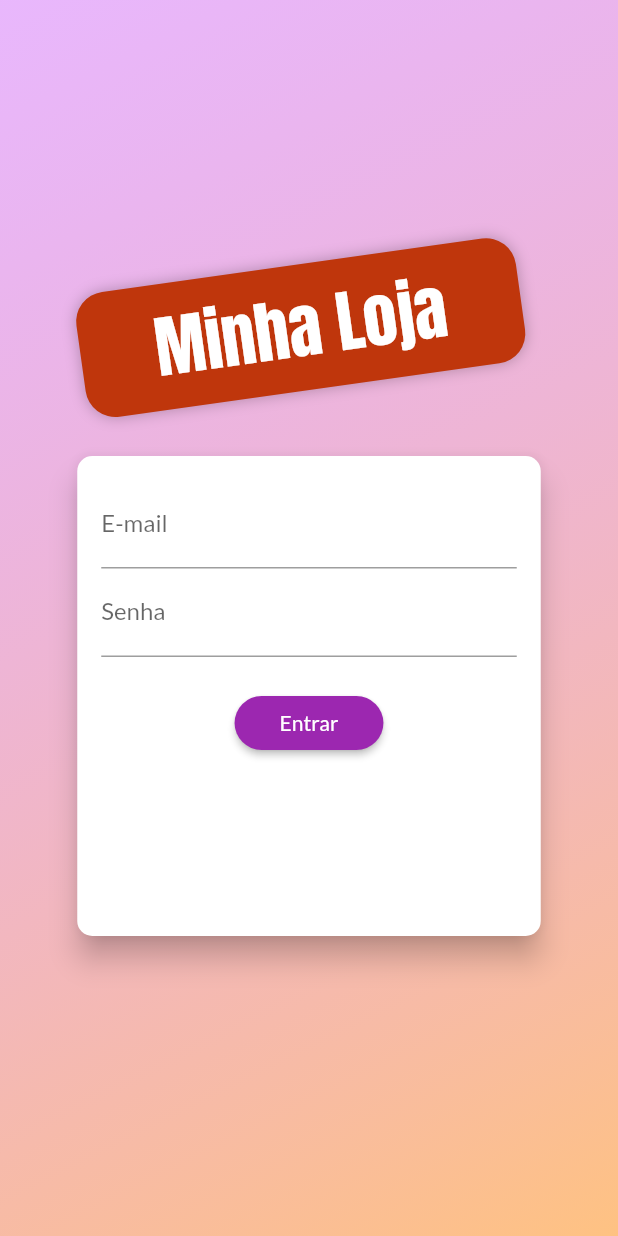
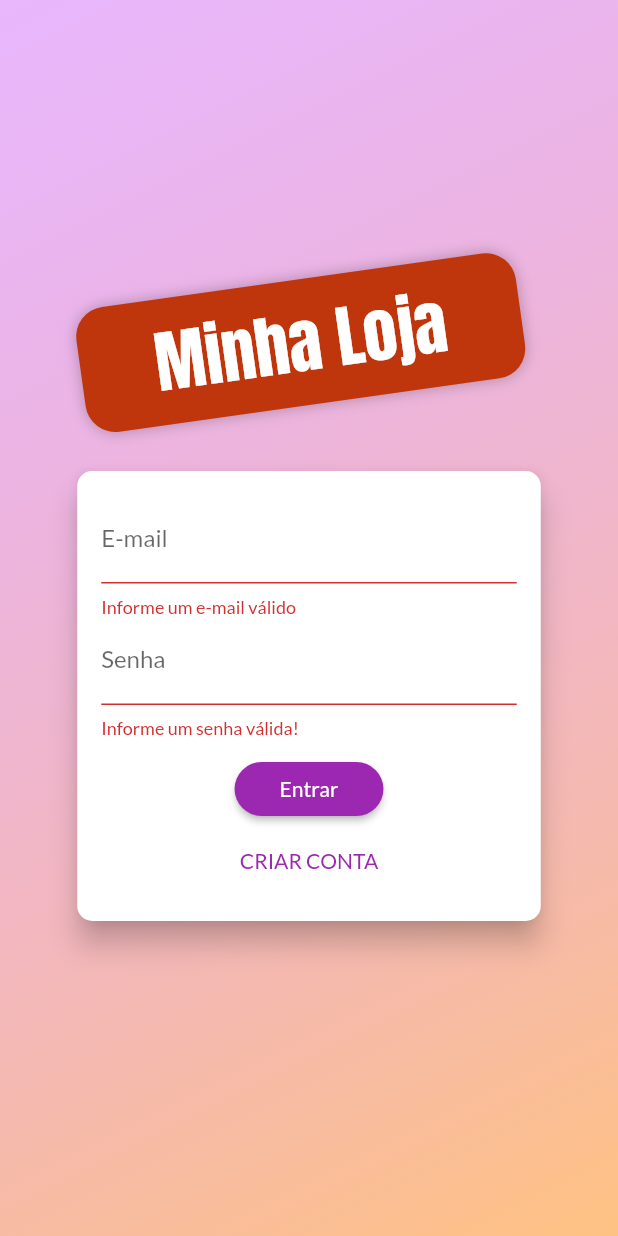
Before and after one commit to munizdiogo/shop, a Flutter app: the screen it shows after launch, after a tap on "Entrar", on a phone screen of 412 x 824 dp. Run offline on Flutter 3.47's test engine with Material 2 defaults, Android fonts, the phone set to English and light mode, and no system bars.

Commit message:
289.4- Tela de Autenticação

```diff
--- a/lib/widgets/auth_card.dart
+++ b/lib/widgets/auth_card.dart
@@ -8,6 +8,8 @@ class AuthCard extends StatefulWidget {
 }
 
 class _AuthCardState extends State<AuthCard> {
+  GlobalKey<FormState> _form = GlobalKey();
+  bool _isLoading = false;
   AuthMode _authMode = AuthMode.Login;
   final _passwordController = TextEditingController();
 
@@ -15,18 +17,55 @@ class _AuthCardState extends State<AuthCard> {
     'email': '',
     'password': '',
   };
+
+  void _submit() {
+    if (!_form.currentState.validate()) {
+      return;
+    }
+
+    setState(() {
+      _isLoading = true;
+    });
+
+    _form.currentState.save();
+
+    if (_authMode == AuthMode.Login) {
+      // Login
+    } else {
+      // Registrar
+    }
+
+    setState(() {
+      _isLoading = false;
+    });
+  }
+
+  void _swicthAuthMode() {
+    if (_authMode == AuthMode.Login) {
+      setState(() {
+        _authMode = AuthMode.Signup;
+      });
+    } else {
+      setState(() {
+        _authMode = AuthMode.Login;
+      });
+    }
+  }
+
   @override
   Widget build(BuildContext context) {
     final deviceSize = MediaQuery.of(context).size;
 
-    return Card(
+    return SingleChildScrollView(
+      child: Card(
         elevation: 8.0,
         shape: RoundedRectangleBorder(borderRadius: BorderRadius.circular(10)),
         child: Container(
           padding: EdgeInsets.all(16),
-        height: 320,
+          height: _authMode == AuthMode.Login ? 300 : 320,
           width: deviceSize.width * 0.75,
           child: Form(
+            key: _form,
             child: Column(
               children: [
                 TextFormField(
@@ -56,7 +95,6 @@ class _AuthCardState extends State<AuthCard> {
                   TextFormField(
                     decoration: InputDecoration(labelText: 'Confirmar Senha'),
                     obscureText: true,
-                  controller: _passwordController,
                     validator: _authMode == AuthMode.Signup
                         ? (value) {
                             if (value != _passwordController.text) {
@@ -65,9 +103,11 @@ class _AuthCardState extends State<AuthCard> {
                             return null;
                           }
                         : null,
-                  onSaved: (value) => _authData['senha'] = value,
                   ),
-              SizedBox(height: 20),
+                Spacer(),
+                if (_isLoading)
+                  CircularProgressIndicator()
+                else
                   RaisedButton(
                     child: Text(
                       _authMode == AuthMode.Login ? 'Entrar' : 'REGISTRAR',
@@ -77,13 +117,19 @@ class _AuthCardState extends State<AuthCard> {
                     ),
                     color: Theme.of(context).primaryColor,
                     textColor: Theme.of(context).primaryTextTheme.button.color,
-                padding: EdgeInsets.symmetric(
-                  horizontal: 30.0,
-                  vertical: 8.0
+                    padding:
+                        EdgeInsets.symmetric(horizontal: 30.0, vertical: 8.0),
+                    onPressed: _submit,
                   ),
-                onPressed: () {},
-              )
+                FlatButton(
+                  onPressed: _swicthAuthMode,
+                  child: Text(_authMode == AuthMode.Login
+                      ? 'CRIAR CONTA'
+                      : 'FAZER LOGIN'),
+                  textColor: Theme.of(context).primaryColor,
+                ),
               ],
+            ),
           ),
         ),
       ),
```
Lines whose indentation alone changed are shown as unchanged.
